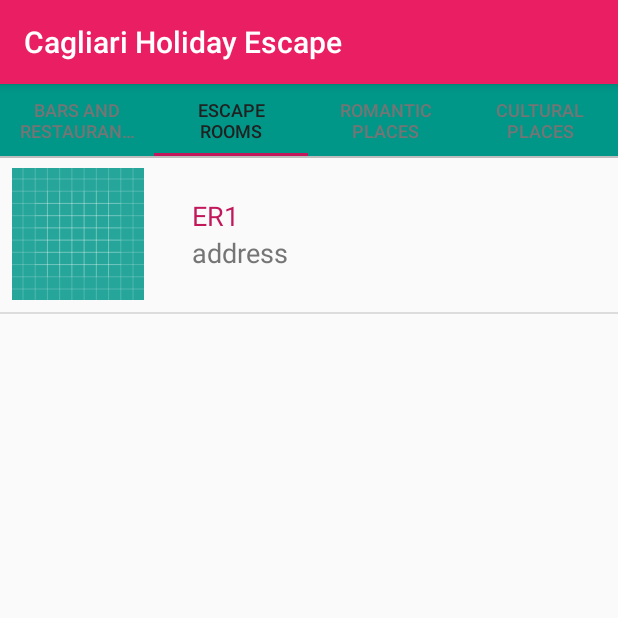
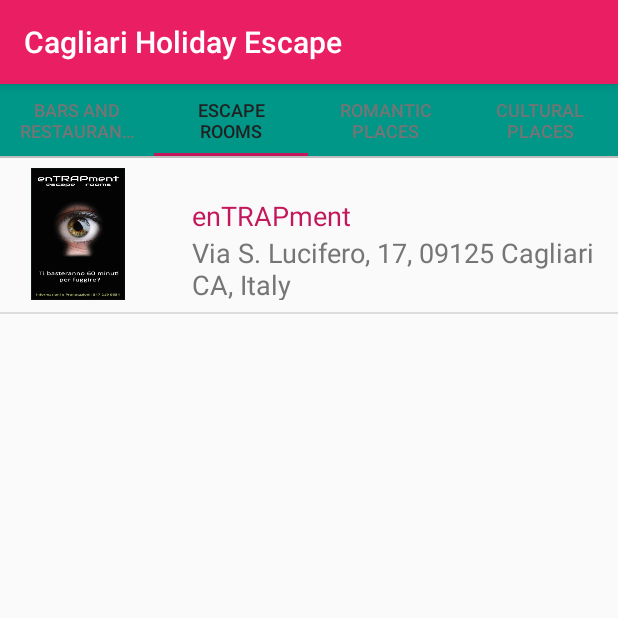
Before and after one commit to Melsara/HolidayEscape, an Android app: the screen it shows after launch (MainActivity), tab 2 chosen, on a phone screen of 412 x 824 dp, the top half of it. Run offline under Robolectric (Android 15) with nearby library versions, the phone set to English and light mode, and no system bars.

Commit message:
Adding first er.

```diff
--- a/app/src/main/res/values/strings.xml
+++ b/app/src/main/res/values/strings.xml
@@ -33,4 +33,14 @@ Hanno tre priorità : cucinare buono, servire velocemente e garantire la qualit
         \nÈ una birreria Guinness, Paulaner, Thurn und Taxis, Barley, Grinbergen, e ha a disposizione anche una vasta scelta di artigianali, la cui carta si rinnova ogni stagione.\n
         Propone concerti, spettacoli e dj set ogni weekend. È aperto dalle 11 del mattino con cucina disponibile “non stop” da mezzogiorno a mezzanotte. 365 giorni all\’anno.</string>
     <string name="bar_address4">Corso Vittorio Emanuele II, 44, 09124 Cagliari CA, Italy</string>
+    <string name="er_name1">enTRAPment</string>
+    <string name="er_url1">https://www.entrapment.it//</string>
+    <string name="er_email1">info@entrapment.it</string>
+    <string name="er_tel1">+39 347 2199654</string>
+    <string name="er_desc1">enTRAPment è il più innovativo locale di Cagliari dedicato alle Escape Room, e non solo. Probabilmente ti è capitato di giocare un’escape room sul tuo smartphone o magari di vedere qualche bellissimo film giallo, horror o di azione.
+    Le escape room dal vivo sono un mix straordinario di queste e altre esperienze: una attività immersiva che vede te, i tuoi amici, la tua famiglia, “intrappolati” all\’interno di una stanza totalmente scenografata e dalla quale dovete trovare il modo di uscire.
+        Le stanze (escape room) possono riprodurre ambienti di ogni tipo, reali o  immaginari, e le storie possono essere ambientate in ogni tempo o luogo.
+        Si, perchè ogni stanza ha una storia! Come i protagonisti di un film conoscerete un antefatto che vi ha portato a essere in quel luogo, ma solo giocando e procedendo nell\’avventura potrete scoprire di più, in una straordinaria avventura ricca di colpi di scena.
+        Nei 60 minuti di gioco dovrete esplorare l\’ambiente che vi circonda, trovare indizi, capire come funzionano i meccanismi che incontrerete, collaborare con la vostra squadra per risolvere problemi o compiere azioni coordinate, passarvi oggetti, e analizzare tutto quello che vi circonda per svelare misteri e riuscire a fuggire.</string>
+    <string name="er_address1">Via S. Lucifero, 17, 09125 Cagliari CA, Italy</string>
 </resources>
```
Also changed, not shown: app/src/main/java/eu/escapeadvisor/holidayescape/ErFragment.java (+28 -2 lines), app/src/main/res/drawable-hdpi/entrapment.png (added), app/src/main/res/drawable-mdpi/entrapment.png (added), app/src/main/res/drawable-xhdpi/entrapment.png (added), app/src/main/res/drawable-xxhdpi/entrapment.png (added), app/src/main/res/drawable-xxxhdpi/entrapment.png (added).
